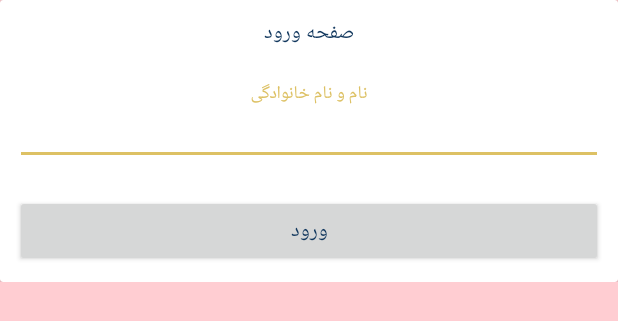
After one commit to MahmoudRoid/Doctor, an Android app: the layout dialog_login.xml on its own in the app's theme, with its tools: preview values and no code run, on a phone screen of 412 x 824 dp. The commit adds this screen. Shown: the top 321 px of the screen. Run offline under Robolectric (Android 15) with nearby library versions, the phone set to English and light mode, and no system bars; network calls fail.

Commit message:
login dialog

```diff
--- a/app/src/main/java/ir/elegam/doctor/Activity/MessageActivity.java
+++ b/app/src/main/java/ir/elegam/doctor/Activity/MessageActivity.java
@@ -83,8 +83,6 @@ public class MessageActivity extends AppCompatActivity implements Async_SendMess
         edtEmail = (EditText) findViewById(R.id.edtEmail_form);
         edtPhone = (EditText) findViewById(R.id.edtPhone_form);
         edtNameFamily = (EditText) findViewById(R.id.edtName_form);
-        pDialog= new SweetAlertDialog(MessageActivity.this, SweetAlertDialog.PROGRESS_TYPE);
-
 
         txtToolbar.setTypeface(San);
         btnSend.setTypeface(San);
@@ -104,6 +102,7 @@ public class MessageActivity extends AppCompatActivity implements Async_SendMess
     }// end define()
 
     private void ArcLoader(){
+        pDialog= new SweetAlertDialog(MessageActivity.this, SweetAlertDialog.PROGRESS_TYPE);
         pDialog.getProgressHelper().setBarColor(Color.parseColor("#A5DC86"));
         pDialog.setTitleText("لطفا صبور باشید!");
         pDialog.setCancelable(false);
--- a/app/src/main/java/ir/elegam/doctor/Classes/URLS.java
+++ b/app/src/main/java/ir/elegam/doctor/Classes/URLS.java
@@ -18,6 +18,7 @@ public class URLS {
     public static final String SendMessagePm=DOMAIN+"SendMessagePm";
     public static final String GetAboutUs=DOMAIN+"GetAboutUs";
     public static final String GetUpdate=DOMAIN+"AppVersion";
+    public static final String LOGIN = DOMAIN+"login";
 
 
 }
--- /dev/null
+++ b/app/src/main/res/layout/dialog_login.xml
@@ -0,0 +1,52 @@
+<?xml version="1.0" encoding="utf-8"?>
+<LinearLayout
+    xmlns:android="http://schemas.android.com/apk/res/android"
+    android:orientation="vertical"
+    android:layout_width="match_parent"
+    android:layout_height="wrap_content">
+
+    <android.support.v7.widget.CardView
+        android:layout_width="match_parent"
+        android:layout_height="match_parent">
+
+        <LinearLayout
+            android:layout_width="match_parent"
+            android:layout_height="match_parent"
+            android:orientation="vertical">
+
+            <TextView
+                android:id="@+id/txtTitle_dialoglogin"
+                android:layout_width="match_parent"
+                android:layout_height="wrap_content"
+                android:text="صفحه ورود"
+                android:layout_margin="10dp"
+                android:gravity="center"/>
+
+            <android.support.design.widget.TextInputLayout
+                android:id="@+id/til1_dialoglogin"
+                android:layout_width="match_parent"
+                android:layout_height="wrap_content"
+                android:layout_margin="10dp">
+
+                <EditText
+                    android:id="@+id/edtLogin_dialoglogin"
+                    android:layout_width="match_parent"
+                    android:layout_height="wrap_content"
+                    android:hint="@string/prompt_name"
+                    android:inputType="number"
+                    android:maxLines="1"
+                    android:singleLine="true"
+                    android:gravity="center" />
+            </android.support.design.widget.TextInputLayout>
+
+            <Button
+                android:layout_width="match_parent"
+                android:layout_height="wrap_content"
+                android:layout_margin="10dp"
+                android:id="@+id/btnLogin_dialoglogin"
+                android:text="ورود"/>
+
+        </LinearLayout>
+    </android.support.v7.widget.CardView>
+
+</LinearLayout>
--- a/app/src/main/res/values-v21/styles.xml
+++ b/app/src/main/res/values-v21/styles.xml
@@ -14,7 +14,7 @@
         <item name="android:textColor">@color/TXTcolor</item>
         <item name="android:textColorSecondary">@color/white</item>
 
-        <item name="android:windowBackground">@color/pri500</item>
+        <item name="android:windowBackground">@color/pri100</item>
 
         <item name="android:spinnerItemStyle">@style/MySpinner</item>
     </style>
--- a/app/src/main/res/values/strings.xml
+++ b/app/src/main/res/values/strings.xml
@@ -22,6 +22,7 @@
     <string name="error_empty_list">لیست علاقمندی های شما خالیست!</string>
 
     <string name="prompt_name">نام و نام خانوادگی</string>
+    <string name="prompt_meli">شماره ملی بدون خط فاصله</string>
     <string name="prompt_phone">شماره تماس</string>
     <string name="prompt_email">ایمیل</string>
     <string name="prompt_title">عنوان</string>
```
Also changed, not shown: app/src/main/java/ir/elegam/doctor/Activity/MainActivity.java (+80 -1 lines), app/src/main/java/ir/elegam/doctor/AsyncTask/Async_Login.java (added, +79 -0 lines).
